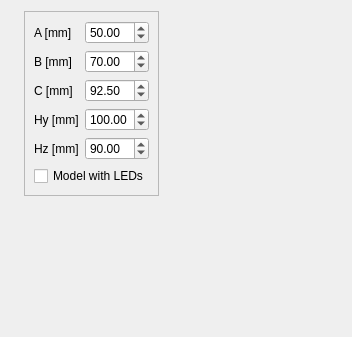
Old version of the form src/qt_gui/cap_edit.ui in the repository mavak/linux-track.
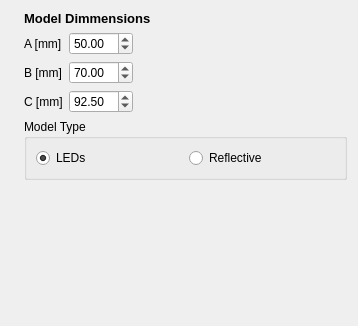
New version of the form. Icons and pictures are not drawn.

Commit message: Reworking the model editing/tweaking.

What changed in the file:
```diff
--- a/src/qt_gui/cap_edit.ui
+++ b/src/qt_gui/cap_edit.ui
@@ -6,20 +6,20 @@
    <rect>
     <x>0</x>
     <y>0</y>
-    <width>352</width>
-    <height>337</height>
+    <width>358</width>
+    <height>326</height>
    </rect>
   </property>
   <property name="windowTitle">
    <string>Form</string>
   </property>
-  <layout class="QVBoxLayout" name="verticalLayout">
+  <layout class="QVBoxLayout" name="verticalLayout_2">
    <item>
     <layout class="QHBoxLayout" name="horizontalLayout">
      <item>
       <widget class="QLabel" name="label_24">
        <property name="sizePolicy">
-        <sizepolicy hsizetype="Preferred" vsizetype="MinimumExpanding">
+        <sizepolicy hsizetype="Maximum" vsizetype="MinimumExpanding">
          <horstretch>0</horstretch>
          <verstretch>0</verstretch>
         </sizepolicy>
@@ -36,18 +36,28 @@
       </widget>
      </item>
      <item>
-      <widget class="QFrame" name="frame_3">
-       <property name="frameShape">
-        <enum>QFrame::StyledPanel</enum>
-       </property>
-       <property name="frameShadow">
-        <enum>QFrame::Raised</enum>
-       </property>
-       <layout class="QVBoxLayout" name="verticalLayout_9">
+      <layout class="QVBoxLayout" name="verticalLayout">
+       <item>
+        <widget class="QLabel" name="label">
+         <property name="text">
+          <string>&lt;!DOCTYPE HTML PUBLIC &quot;-//W3C//DTD HTML 4.0//EN&quot; &quot;http://www.w3.org/TR/REC-html40/strict.dtd&quot;&gt;
+&lt;html&gt;&lt;head&gt;&lt;meta name=&quot;qrichtext&quot; content=&quot;1&quot; /&gt;&lt;style type=&quot;text/css&quot;&gt;
+p, li { white-space: pre-wrap; }
+&lt;/style&gt;&lt;/head&gt;&lt;body style=&quot; font-family:'Sans'; font-size:10pt; font-weight:400; font-style:normal;&quot;&gt;
+&lt;p style=&quot; margin-top:0px; margin-bottom:0px; margin-left:0px; margin-right:0px; -qt-block-indent:0; text-indent:0px;&quot;&gt;&lt;span style=&quot; font-weight:600;&quot;&gt;Model Dimmensions&lt;/span&gt;&lt;/p&gt;&lt;/body&gt;&lt;/html&gt;</string>
+         </property>
+        </widget>
+       </item>
         <item>
          <layout class="QGridLayout" name="gridLayout_2">
           <item row="0" column="0">
            <widget class="QLabel" name="label_25">
+           <property name="sizePolicy">
+            <sizepolicy hsizetype="Maximum" vsizetype="Preferred">
+             <horstretch>0</horstretch>
+             <verstretch>0</verstretch>
+            </sizepolicy>
+           </property>
             <property name="text">
              <string>A [mm]</string>
             </property>
@@ -55,6 +65,12 @@
           </item>
           <item row="0" column="1">
            <widget class="QDoubleSpinBox" name="CapA">
+           <property name="sizePolicy">
+            <sizepolicy hsizetype="Minimum" vsizetype="Fixed">
+             <horstretch>0</horstretch>
+             <verstretch>0</verstretch>
+            </sizepolicy>
+           </property>
             <property name="minimum">
              <double>1.000000000000000</double>
             </property>
@@ -68,6 +84,12 @@
           </item>
           <item row="1" column="1">
            <widget class="QDoubleSpinBox" name="CapB">
+           <property name="sizePolicy">
+            <sizepolicy hsizetype="Minimum" vsizetype="Fixed">
+             <horstretch>0</horstretch>
+             <verstretch>0</verstretch>
+            </sizepolicy>
+           </property>
             <property name="minimum">
              <double>1.000000000000000</double>
             </property>
@@ -95,6 +117,12 @@
           </item>
           <item row="2" column="1">
            <widget class="QDoubleSpinBox" name="CapC">
+           <property name="sizePolicy">
+            <sizepolicy hsizetype="Minimum" vsizetype="Fixed">
+             <horstretch>0</horstretch>
+             <verstretch>0</verstretch>
+            </sizepolicy>
+           </property>
             <property name="minimum">
              <double>1.000000000000000</double>
             </property>
@@ -106,72 +134,7 @@
             </property>
            </widget>
           </item>
-          <item row="3" column="0">
-           <widget class="QLabel" name="label_28">
-            <property name="text">
-             <string>Hy [mm]</string>
-            </property>
-           </widget>
-          </item>
-          <item row="3" column="1">
-           <widget class="QDoubleSpinBox" name="CapHy">
-            <property name="minimum">
-             <double>1.000000000000000</double>
-            </property>
-            <property name="maximum">
-             <double>999.990000000000009</double>
-            </property>
-            <property name="value">
-             <double>100.000000000000000</double>
-            </property>
-           </widget>
-          </item>
-          <item row="4" column="0">
-           <widget class="QLabel" name="label_29">
-            <property name="text">
-             <string>Hz [mm]</string>
-            </property>
-           </widget>
-          </item>
-          <item row="4" column="1">
-           <widget class="QDoubleSpinBox" name="CapHz">
-            <property name="minimum">
-             <double>1.000000000000000</double>
-            </property>
-            <property name="maximum">
-             <double>999.990000000000009</double>
-            </property>
-            <property name="value">
-             <double>90.000000000000000</double>
-            </property>
-           </widget>
-          </item>
-         </layout>
-        </item>
-        <item>
-         <spacer name="verticalSpacer_5">
-          <property name="orientation">
-           <enum>Qt::Vertical</enum>
-          </property>
-          <property name="sizeHint" stdset="0">
-           <size>
-            <width>0</width>
-            <height>0</height>
-           </size>
-          </property>
-         </spacer>
-        </item>
-        <item>
-         <widget class="QCheckBox" name="CapLeds">
-          <property name="text">
-           <string>Model with LEDs</string>
-          </property>
-         </widget>
-        </item>
-       </layout>
-      </widget>
-     </item>
-     <item>
+         <item row="0" column="2">
       <spacer name="horizontalSpacer">
        <property name="orientation">
         <enum>Qt::Horizontal</enum>
@@ -183,6 +146,67 @@
         </size>
        </property>
       </spacer>
+         </item>
+        </layout>
+       </item>
+       <item>
+        <widget class="QGroupBox" name="groupBox">
+         <property name="sizePolicy">
+          <sizepolicy hsizetype="Preferred" vsizetype="Preferred">
+           <horstretch>0</horstretch>
+           <verstretch>0</verstretch>
+          </sizepolicy>
+         </property>
+         <property name="minimumSize">
+          <size>
+           <width>180</width>
+           <height>0</height>
+          </size>
+         </property>
+         <property name="title">
+          <string>Model Type</string>
+         </property>
+         <layout class="QHBoxLayout" name="horizontalLayout_2">
+          <item>
+           <widget class="QRadioButton" name="CapLeds">
+            <property name="sizePolicy">
+             <sizepolicy hsizetype="Preferred" vsizetype="Fixed">
+              <horstretch>0</horstretch>
+              <verstretch>0</verstretch>
+             </sizepolicy>
+            </property>
+            <property name="text">
+             <string>LEDs</string>
+            </property>
+            <property name="checked">
+             <bool>true</bool>
+            </property>
+           </widget>
+          </item>
+          <item>
+           <widget class="QRadioButton" name="ClipReflective">
+            <property name="text">
+             <string>Reflective</string>
+            </property>
+           </widget>
+          </item>
+         </layout>
+        </widget>
+       </item>
+       <item>
+        <spacer name="verticalSpacer_5">
+         <property name="orientation">
+          <enum>Qt::Vertical</enum>
+         </property>
+         <property name="sizeHint" stdset="0">
+          <size>
+           <width>0</width>
+           <height>0</height>
+          </size>
+         </property>
+        </spacer>
+       </item>
+      </layout>
      </item>
     </layout>
    </item>
```
Lines whose indentation alone changed are shown as unchanged. The commit also changes 12 other files.
